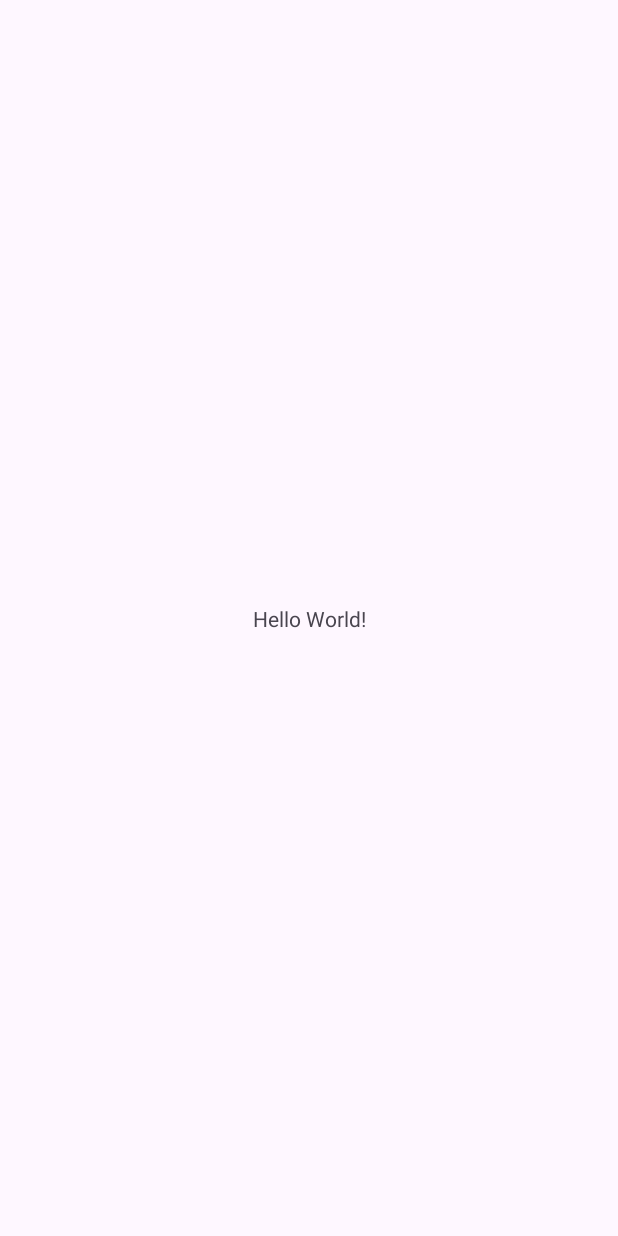
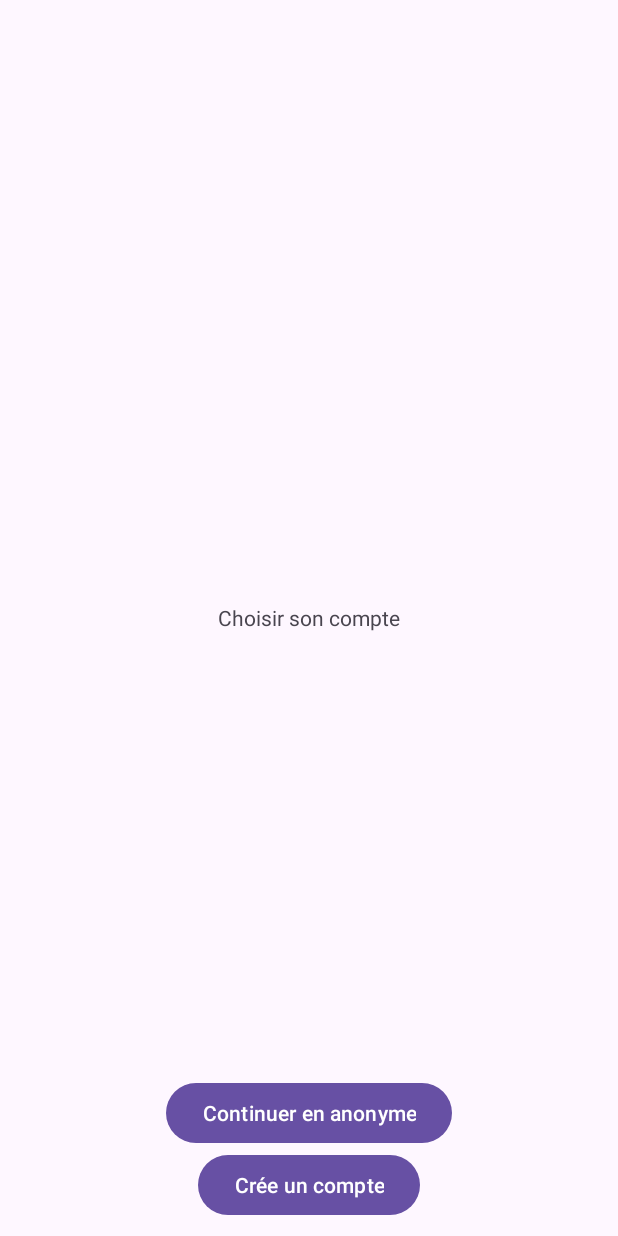
Before and after one commit to IUT2follmih/MiniProjet, an Android app: the screen it shows after launch (MainActivity), on a phone screen of 412 x 824 dp. Before the commit the screen is almost empty. Run offline under Robolectric (Android 15) with nearby library versions, the phone set to English and light mode, and no system bars.

Commit message:
Main page pt 1

```diff
--- a/app/src/main/java/com/example/miniproject/MainActivity.java
+++ /dev/null
@@ -1,26 +0,0 @@
-package com.example.miniproject;
-
-import android.os.Bundle;
-
-import androidx.activity.EdgeToEdge;
-import androidx.appcompat.app.AppCompatActivity;
-import androidx.core.graphics.Insets;
-import androidx.core.view.ViewCompat;
-import androidx.core.view.WindowInsetsCompat;
-
-import com.example.miniprojet.R;
-
-public class MainActivity extends AppCompatActivity {
-
-    @Override
-    protected void onCreate(Bundle savedInstanceState) {
-        super.onCreate(savedInstanceState);
-        EdgeToEdge.enable(this);
-        setContentView(R.layout.activity_main);
-        ViewCompat.setOnApplyWindowInsetsListener(findViewById(R.id.main), (v, insets) -> {
-            Insets systemBars = insets.getInsets(WindowInsetsCompat.Type.systemBars());
-            v.setPadding(systemBars.left, systemBars.top, systemBars.right, systemBars.bottom);
-            return insets;
-        });
-    }
-}
--- a/app/src/main/res/layout/activity_main.xml
+++ b/app/src/main/res/layout/activity_main.xml
@@ -1,5 +1,5 @@
 <?xml version="1.0" encoding="utf-8"?>
-<androidx.constraintlayout.widget.ConstraintLayout xmlns:android="http://schemas.android.com/apk/res/android"
+<RelativeLayout xmlns:android="http://schemas.android.com/apk/res/android"
     xmlns:app="http://schemas.android.com/apk/res-auto"
     xmlns:tools="http://schemas.android.com/tools"
     android:id="@+id/main"
@@ -7,13 +7,40 @@
     android:layout_height="match_parent"
     tools:context=".MainActivity">
 
-    <TextView
+    <LinearLayout
         android:layout_width="wrap_content"
         android:layout_height="wrap_content"
-        android:text="Hello World!"
-        app:layout_constraintBottom_toBottomOf="parent"
-        app:layout_constraintEnd_toEndOf="parent"
-        app:layout_constraintStart_toStartOf="parent"
-        app:layout_constraintTop_toTopOf="parent" />
+        android:gravity="center"
+        android:layout_centerInParent="true"
+        android:orientation="vertical">
 
-</androidx.constraintlayout.widget.ConstraintLayout>
+        <TextView
+            android:layout_width="wrap_content"
+            android:layout_height="wrap_content"
+            android:text="@string/Main_main_title"/>
+
+
+    </LinearLayout>
+
+    <LinearLayout
+        android:layout_width="wrap_content"
+        android:layout_height="wrap_content"
+        android:layout_alignParentBottom="true"
+        android:layout_centerInParent="true"
+        android:orientation="vertical"
+        android:gravity="center"
+        android:layout_marginBottom="10dp">
+        <Button
+            android:layout_width="wrap_content"
+            android:layout_height="wrap_content"
+            android:text="@string/Main_btn_Ano"
+            android:id="@+id/Main_btn_Ano"/>
+
+        <Button
+            android:layout_width="wrap_content"
+            android:layout_height="wrap_content"
+            android:text="@string/Main_btn_crea"
+            android:id="@+id/Main_btn_crea"/>
+    </LinearLayout>
+
+</RelativeLayout>
--- a/app/src/main/res/values/strings.xml
+++ b/app/src/main/res/values/strings.xml
@@ -1,3 +1,6 @@
 <resources>
     <string name="app_name">MiniProjet</string>
+    <string name="Main_btn_Ano">Continuer en anonyme</string>
+    <string name="Main_btn_crea">Crée un compte</string>
+    <string name="Main_main_title">Choisir son compte</string>
 </resources>
```
